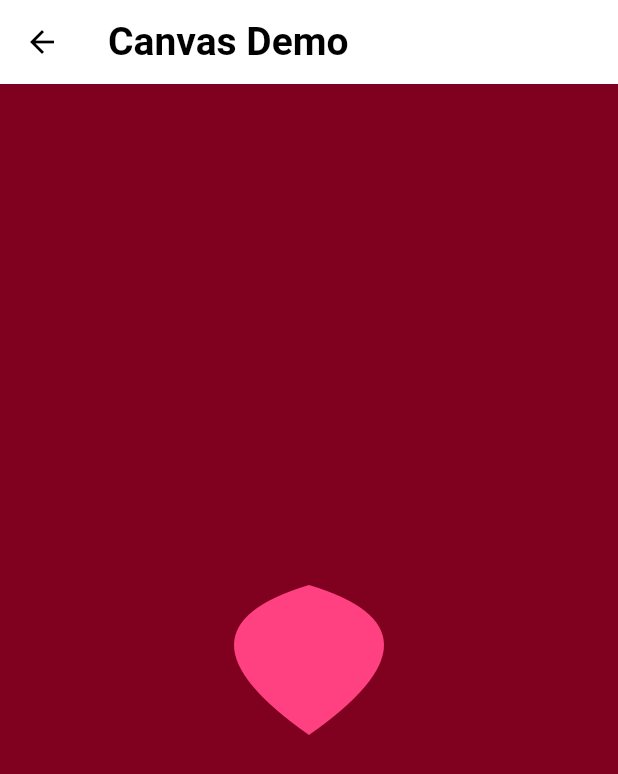
After one commit to douaesalhii25/flutter-kiosk-ordering, a Flutter app: the screen it shows after launch, after a tap on "Canvas Demo", on a phone screen of 412 x 824 dp. The commit adds this screen. Shown: the top 774 px of the screen. Run offline on Flutter 3.47's test engine with Material 3 defaults, Android fonts, the phone set to English and light mode, and no system bars; our stand-ins replace geolocator, shared_preferences.

Commit message:
Add CanvasScreen with CustomPainter heart and navigation from WelcomeScreen

```diff
--- /dev/null
+++ b/lib/screens/canvas_screen.dart
@@ -0,0 +1,47 @@
+import 'package:flutter/material.dart';
+
+class CanvasScreen extends StatelessWidget {
+  const CanvasScreen({super.key});
+
+  @override
+  Widget build(BuildContext context) {
+    return Scaffold(
+      appBar: AppBar(title: const Text("Canvas Demo")),
+      backgroundColor: const Color(0xFF800020), // Burgundy background
+      body: Center(
+        child: CustomPaint(size: const Size(200, 200), painter: HeartPainter()),
+      ),
+    );
+  }
+}
+
+class HeartPainter extends CustomPainter {
+  @override
+  void paint(Canvas canvas, Size size) {
+    final paint = Paint()
+      ..color = Colors.pinkAccent
+      ..style = PaintingStyle.fill;
+
+    final path = Path();
+
+    // Draw a heart shape
+    path.moveTo(size.width / 2, size.height * 0.75);
+    path.quadraticBezierTo(
+      0,
+      size.height * 0.4,
+      size.width / 2,
+      size.height * 0.25,
+    );
+    path.quadraticBezierTo(
+      size.width,
+      size.height * 0.4,
+      size.width / 2,
+      size.height * 0.75,
+    );
+
+    canvas.drawPath(path, paint);
+  }
+
+  @override
+  bool shouldRepaint(covariant CustomPainter oldDelegate) => false;
+}
--- a/lib/screens/payment_screen.dart
+++ b/lib/screens/payment_screen.dart
@@ -17,6 +17,7 @@ class PaymentScreen extends StatelessWidget {
 
     // Navigate to confirmation screen
     Navigator.pushReplacement(
+      // ignore: use_build_context_synchronously
       context,
       MaterialPageRoute(builder: (ctx) => const ConfirmationScreen()),
     );
--- a/lib/screens/welcome_screen.dart
+++ b/lib/screens/welcome_screen.dart
@@ -2,7 +2,9 @@ import 'package:flutter/material.dart';
 import 'package:kiosk_app/services/cache_services.dart';
 import 'menu_screen.dart';
 import 'nearest_screen.dart';
+// ignore: duplicate_import
 import '../services/cache_services.dart';
+import 'canvas_screen.dart';
 
 class WelcomeScreen extends StatefulWidget {
   const WelcomeScreen({super.key});
@@ -57,6 +59,15 @@ class _WelcomeScreenState extends State<WelcomeScreen> {
               ),
             const SizedBox(height: 30),
             ElevatedButton(
+              onPressed: () {
+                Navigator.push(
+                  context,
+                  MaterialPageRoute(builder: (ctx) => const CanvasScreen()),
+                );
+              },
+              child: const Text("Canvas Demo"),
+            ),
+            ElevatedButton(
               style: ElevatedButton.styleFrom(
                 backgroundColor: Colors.white,
                 foregroundColor: const Color(0xFF800020),
```
